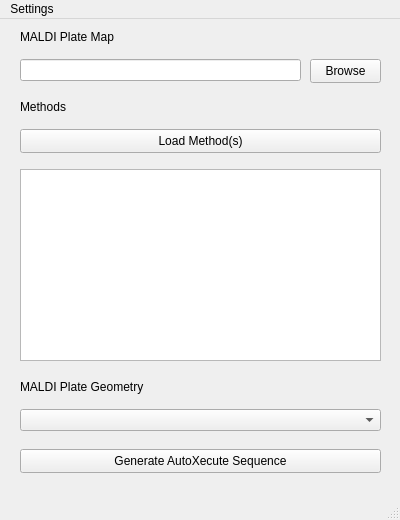
Before: the Qt Designer form bin/ms1_autox_generator.ui in gtluu/flex_maldi_dda_automation, drawn with Qt 5.
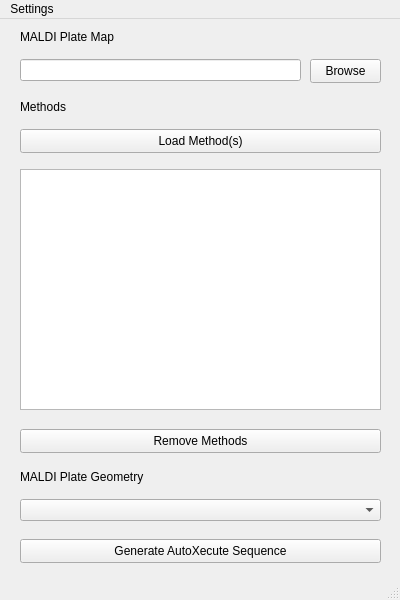
After: the same form once the commit is applied.

Commit message: add basic gui functionality

```diff
--- a/bin/ms1_autox_generator.ui
+++ b/bin/ms1_autox_generator.ui
@@ -7,7 +7,7 @@
     <x>0</x>
     <y>0</y>
     <width>400</width>
-    <height>520</height>
+    <height>600</height>
    </rect>
   </property>
   <property name="sizePolicy">
@@ -19,13 +19,13 @@
   <property name="minimumSize">
    <size>
     <width>400</width>
-    <height>520</height>
+    <height>600</height>
    </size>
   </property>
   <property name="maximumSize">
    <size>
     <width>400</width>
-    <height>520</height>
+    <height>600</height>
    </size>
   </property>
   <property name="windowTitle">
@@ -38,7 +38,7 @@
       <x>20</x>
       <y>150</y>
       <width>361</width>
-      <height>192</height>
+      <height>241</height>
      </rect>
     </property>
    </widget>
@@ -111,7 +111,7 @@
     <property name="geometry">
      <rect>
       <x>20</x>
-      <y>360</y>
+      <y>450</y>
       <width>361</width>
       <height>16</height>
      </rect>
@@ -124,7 +124,7 @@
     <property name="geometry">
      <rect>
       <x>20</x>
-      <y>430</y>
+      <y>520</y>
       <width>361</width>
       <height>24</height>
      </rect>
@@ -137,12 +137,25 @@
     <property name="geometry">
      <rect>
       <x>20</x>
-      <y>390</y>
+      <y>480</y>
       <width>361</width>
       <height>22</height>
      </rect>
     </property>
    </widget>
+   <widget class="QPushButton" name="RemoveMethodsButton">
+    <property name="geometry">
+     <rect>
+      <x>20</x>
+      <y>410</y>
+      <width>361</width>
+      <height>24</height>
+     </rect>
+    </property>
+    <property name="text">
+     <string>Remove Methods</string>
+    </property>
+   </widget>
   </widget>
   <widget class="QStatusBar" name="statusbar"/>
   <widget class="QMenuBar" name="MenuBar">
```
The commit also changes 3 other files.
